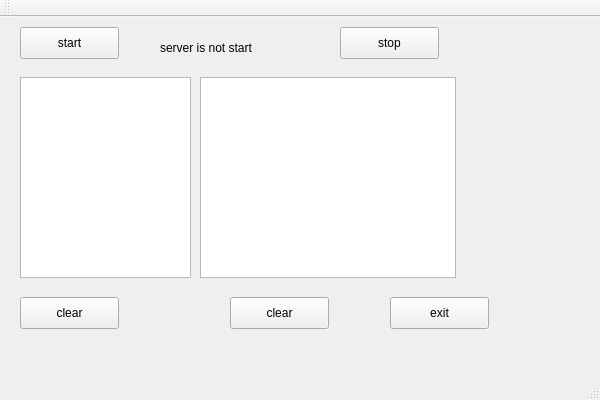
This is ServerUi/mainwindow.ui in yuxiuyang/qt as Qt 5 draws it before an edit. The edited form follows.
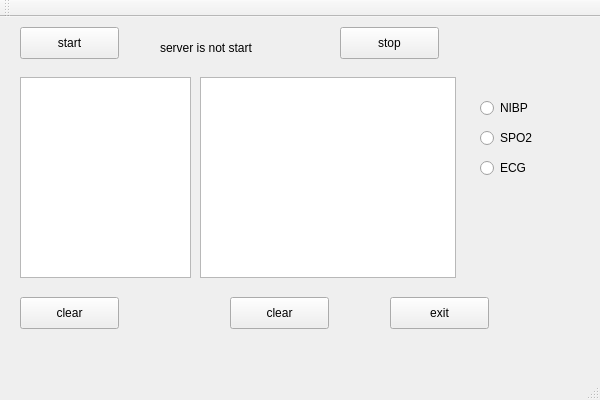
This is the edited form.

Diff of the .ui file:
```diff
--- a/ServerUi/mainwindow.ui
+++ b/ServerUi/mainwindow.ui
@@ -115,6 +115,45 @@
      <string>stop</string>
     </property>
    </widget>
+   <widget class="QRadioButton" name="pNibp_rb">
+    <property name="geometry">
+     <rect>
+      <x>480</x>
+      <y>80</y>
+      <width>109</width>
+      <height>22</height>
+     </rect>
+    </property>
+    <property name="text">
+     <string>NIBP</string>
+    </property>
+   </widget>
+   <widget class="QRadioButton" name="pEcg_rb">
+    <property name="geometry">
+     <rect>
+      <x>480</x>
+      <y>140</y>
+      <width>109</width>
+      <height>22</height>
+     </rect>
+    </property>
+    <property name="text">
+     <string>ECG</string>
+    </property>
+   </widget>
+   <widget class="QRadioButton" name="pSpo2_rb">
+    <property name="geometry">
+     <rect>
+      <x>480</x>
+      <y>110</y>
+      <width>109</width>
+      <height>22</height>
+     </rect>
+    </property>
+    <property name="text">
+     <string>SPO2</string>
+    </property>
+   </widget>
   </widget>
   <widget class="QMenuBar" name="menuBar">
    <property name="geometry">
```
Left out of the diff: 2 changed lines with no effect on the pictures.
